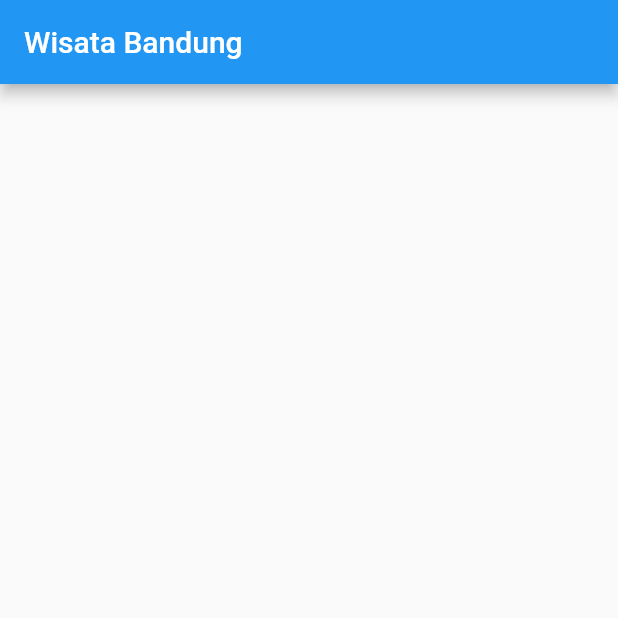
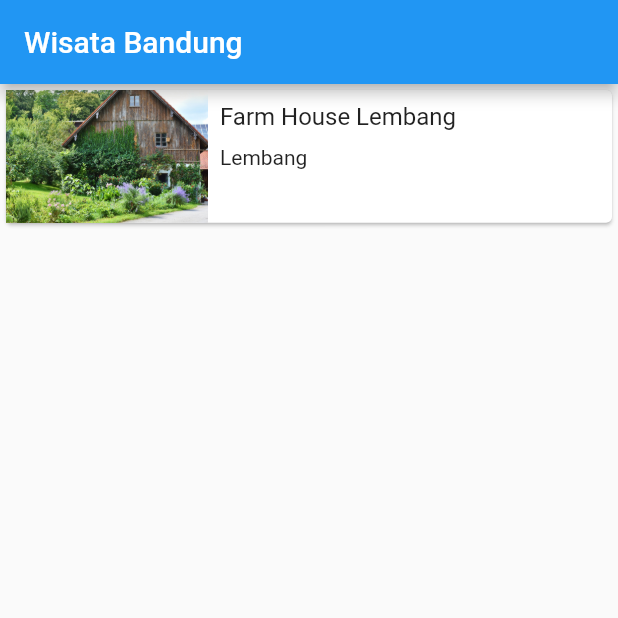
Before and after one commit to Kenzo03/dicoding_flutter_tempat_wisata_codelab, a Flutter app: the screen it shows after launch, on a phone screen of 412 x 824 dp, the top half of it. Run offline on Flutter 3.47's test engine with Material 2 defaults, Android fonts, the phone set to English and light mode, and no system bars.

Commit message:
feature: add navigation from main screen to detail screen

```diff
--- a/lib/detail_screen.dart
+++ b/lib/detail_screen.dart
@@ -8,11 +8,12 @@ class DetailScreen extends StatelessWidget {
   @override
   Widget build(BuildContext context) {
     return Scaffold(
+        appBar: AppBar(title: Text('Lembang Farm House')),
         body: SafeArea(
             child: SingleChildScrollView(
-      child: Column(
-          crossAxisAlignment: CrossAxisAlignment.stretch,
-          children: <Widget>[
+          child:
+              Column(crossAxisAlignment: CrossAxisAlignment.stretch, children: <
+                  Widget>[
             Image.asset('images/farm-house.jpg'),
             Container(
                 margin: EdgeInsets.only(top: 16),
@@ -89,6 +90,6 @@ class DetailScreen extends StatelessWidget {
                       )),
                 ])),
           ]),
-    )));
+        )));
   }
 }
--- a/lib/main_screen.dart
+++ b/lib/main_screen.dart
@@ -1,3 +1,4 @@
+import 'package:codelab1_tempat_wisata/detail_screen.dart';
 import 'package:flutter/material.dart';
 
 class MainScreen extends StatelessWidget {
@@ -6,7 +7,35 @@ class MainScreen extends StatelessWidget {
   @override
   Widget build(BuildContext context) {
     return Scaffold(
-      appBar: AppBar(title: Text('Wisata Bandung')),
-    );
+        appBar: AppBar(title: Text('Wisata Bandung')),
+        body: InkWell(
+            onTap: () {
+              Navigator.push(context, MaterialPageRoute(builder: (context) {
+                return DetailScreen();
+              }));
+            },
+            child: Card(
+                child: Row(
+                    crossAxisAlignment: CrossAxisAlignment.start,
+                    children: <Widget>[
+                  Expanded(
+                    flex: 1,
+                    child: Image.asset('images/farm-house.jpg'),
+                  ),
+                  Expanded(
+                      flex: 2,
+                      child: Padding(
+                          padding: const EdgeInsets.all(8),
+                          child: Column(
+                            crossAxisAlignment: CrossAxisAlignment.start,
+                            mainAxisSize: MainAxisSize.min,
+                            children: <Widget>[
+                              Text('Farm House Lembang',
+                                  style: TextStyle(fontSize: 16)),
+                              SizedBox(height: 10),
+                              Text('Lembang')
+                            ],
+                          ))),
+                ]))));
   }
 }
```
